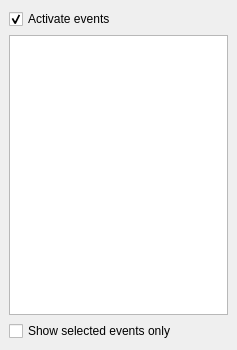
Qt form applications/mne_browse_raw_qt/FormFiles/eventwindowdock.ui (mne-tools/mne-cpp) before a commit.
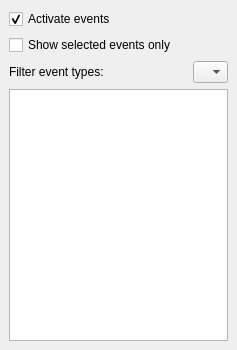
The same form after that commit.

Commit message: - started to implement filter event types

Diff of the .ui file:
```diff
--- a/applications/mne_browse_raw_qt/FormFiles/eventwindowdock.ui
+++ b/applications/mne_browse_raw_qt/FormFiles/eventwindowdock.ui
@@ -38,8 +38,8 @@
    <string>Event List</string>
   </property>
   <widget class="QWidget" name="dockWidgetContents">
-   <layout class="QVBoxLayout" name="verticalLayout">
-    <item>
+   <layout class="QGridLayout" name="gridLayout">
+    <item row="0" column="0">
      <widget class="QCheckBox" name="m_checkBox_activateEvents">
       <property name="text">
        <string>Activate events</string>
@@ -49,13 +49,26 @@
       </property>
      </widget>
     </item>
-    <item>
+    <item row="2" column="0">
+     <widget class="QLabel" name="m_label_filterTypes">
+      <property name="minimumSize">
+       <size>
+        <width>110</width>
+        <height>0</height>
+       </size>
+      </property>
+      <property name="text">
+       <string>Filter event types:</string>
+      </property>
+     </widget>
+    </item>
+    <item row="5" column="0">
      <widget class="QTableView" name="m_tableView_eventTableView">
       <property name="enabled">
        <bool>true</bool>
       </property>
       <property name="sizePolicy">
-       <sizepolicy hsizetype="Fixed" vsizetype="Preferred">
+       <sizepolicy hsizetype="Fixed" vsizetype="Expanding">
         <horstretch>0</horstretch>
         <verstretch>0</verstretch>
        </sizepolicy>
@@ -95,13 +108,29 @@
       </property>
      </widget>
     </item>
-    <item>
+    <item row="1" column="0" colspan="2">
      <widget class="QCheckBox" name="m_checkBox_showSelectedEventsOnly">
       <property name="text">
        <string>Show selected events only</string>
       </property>
      </widget>
     </item>
+    <item row="2" column="1">
+     <widget class="QComboBox" name="m_comboBox_filterTypes">
+      <property name="sizePolicy">
+       <sizepolicy hsizetype="Fixed" vsizetype="Fixed">
+        <horstretch>0</horstretch>
+        <verstretch>0</verstretch>
+       </sizepolicy>
+      </property>
+      <property name="minimumSize">
+       <size>
+        <width>35</width>
+        <height>0</height>
+       </size>
+      </property>
+     </widget>
+    </item>
    </layout>
   </widget>
  </widget>
```
Left out of the diff: 2 changed lines with no effect on the pictures. The commit also changes 4 other files.
